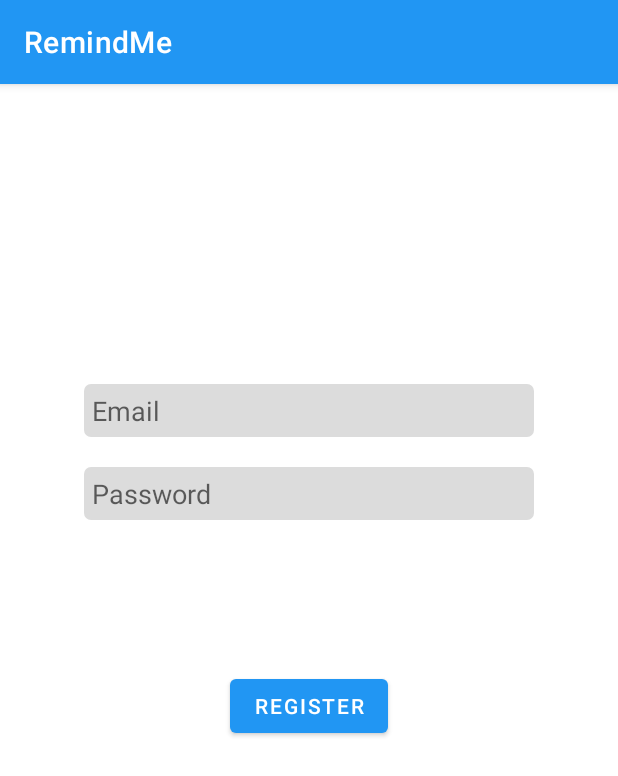
After one commit to binkang666/RemindMed, an Android app: the RegisterActivity screen opened directly, with no data from a screen before it, on a phone screen of 412 x 824 dp. The commit adds this screen. Shown: the top 776 px of the screen. Run offline under Robolectric (Android 15) with nearby library versions, the phone set to English and light mode, and no system bars; our stand-ins replace Firebase (no records; nobody signed in at launch, a user with empty details on screens opened directly).

Commit message:
added firebase auth and Login&register Activity

```diff
--- a/app/build.gradle
+++ b/app/build.gradle
@@ -42,6 +42,7 @@ dependencies {
     implementation 'androidx.navigation:navigation-ui:2.3.5'
     implementation platform('com.google.firebase:firebase-bom:28.4.0')
     implementation 'com.google.firebase:firebase-analytics'
+    implementation 'com.google.firebase:firebase-auth:21.0.1'
     testImplementation 'junit:junit:4.13.2'
     androidTestImplementation 'androidx.test.ext:junit:1.1.3'
     androidTestImplementation 'androidx.test.espresso:espresso-core:3.4.0'
--- /dev/null
+++ b/app/src/main/java/com/example/cecs491project/ui/login/RegisterActivity.java
@@ -0,0 +1,96 @@
+package com.example.cecs491project.ui.login;
+
+import androidx.annotation.NonNull;
+import androidx.appcompat.app.AppCompatActivity;
+
+import android.content.Intent;
+import android.os.Bundle;
+import android.text.TextUtils;
+import android.util.Patterns;
+import android.view.View;
+import android.widget.Button;
+import android.widget.EditText;
+import android.widget.Toast;
+
+import com.example.cecs491project.MainActivity;
+import com.example.cecs491project.R;
+import com.google.android.gms.tasks.OnCompleteListener;
+import com.google.android.gms.tasks.Task;
+import com.google.firebase.auth.AuthResult;
+import com.google.firebase.auth.FirebaseAuth;
+
+import java.util.regex.Pattern;
+
+public class RegisterActivity extends AppCompatActivity {
+
+    final String PASSWORD_PATTERN = "((?=.*[a-z])(?=.*\\d)(?=.*[A-Z])(?=.*[@#$%!]).{4,20})";
+    Pattern pattern = Pattern.compile(PASSWORD_PATTERN);
+    private EditText email;
+    private EditText password;
+    private Button register;
+
+    private FirebaseAuth auth;
+
+    @Override
+    protected void onCreate(Bundle savedInstanceState) {
+        super.onCreate(savedInstanceState);
+        setContentView(R.layout.activity_register);
+
+        email = findViewById(R.id.email);
+        password = findViewById(R.id.password);
+        register = findViewById(R.id.register);
+        auth = FirebaseAuth.getInstance();
+
+        register.setOnClickListener(view -> {
+                if(validateEmail() && validatePassword()){
+                    String email_str = email.getText().toString();
+                    String password_str = password.getText().toString();
+                    registerUser(email_str,password_str);
+                }
+            });
+    }
+
+    private boolean validateEmail(){
+        String email_str = email.getText().toString();
+        if(TextUtils.isEmpty(email_str)){
+            email.setError("Email cannot be empty");
+            return false;
+        } else if (!Patterns.EMAIL_ADDRESS.matcher(email_str).matches()) {
+            email.setError("Please enter a valid email address");
+            return false;
+        }
+        else{
+            email.setError(null);
+            return true;
+        }
+    }
+
+    private boolean validatePassword() {
+        String password_str = password.getText().toString();
+
+        if (TextUtils.isEmpty(password_str)) {
+            password.setError("Field can't be empty");
+            return false;
+        }
+        if (!pattern.matcher(password_str).matches()) {
+            password.setError("Password too weak");
+            return false;
+        }
+        password.setError(null);
+        return true;
+
+    }
+
+    private void registerUser(String email, String password){
+        auth.createUserWithEmailAndPassword(email,password).addOnCompleteListener(RegisterActivity.this, task -> {
+            if(task.isSuccessful()){
+                Toast.makeText(RegisterActivity.this, "Register Successful", Toast.LENGTH_LONG).show();
+                startActivity(new Intent(RegisterActivity.this, MainActivity.class));
+                finish();
+            }
+            else{
+                Toast.makeText(RegisterActivity.this, "Register Failed", Toast.LENGTH_LONG).show();
+            }
+        });
+    }
+}
--- /dev/null
+++ b/app/src/main/res/drawable/stroke_box.xml
@@ -0,0 +1,12 @@
+<shape
+    xmlns:android="http://schemas.android.com/apk/res/android"
+    android:shape="rectangle">
+
+    <stroke
+        android:width="1.5dp"
+        android:color="@android:color/darker_gray" />
+
+    <corners
+        android:radius="4dp" />
+
+</shape>
--- /dev/null
+++ b/app/src/main/res/layout/activity_register.xml
@@ -0,0 +1,48 @@
+<?xml version="1.0" encoding="utf-8"?>
+<RelativeLayout xmlns:android="http://schemas.android.com/apk/res/android"
+    xmlns:tools="http://schemas.android.com/tools"
+    android:layout_width="match_parent"
+    android:layout_height="match_parent"
+    tools:context=".ui.login.RegisterActivity">
+
+    <EditText
+        android:id="@+id/email"
+        android:layout_width="300dp"
+        android:layout_height="wrap_content"
+        android:layout_marginTop="200dp"
+        android:layout_centerHorizontal="true"
+        android:background="@drawable/stroke_box"
+        android:backgroundTint="@color/gainsboro"
+        android:ellipsize="end"
+        android:hint="@string/email"
+        android:padding="5dp"
+        android:inputType="textEmailAddress"
+        android:autofillHints="emailAddress"
+        android:singleLine="true" />
+
+    <EditText
+        android:layout_width="300dp"
+        android:layout_height="wrap_content"
+        android:hint="@string/password"
+        android:id="@+id/password"
+        android:layout_below="@+id/email"
+        android:layout_marginTop="20dp"
+        android:layout_centerHorizontal="true"
+        android:ellipsize="end"
+        android:background="@drawable/stroke_box"
+        android:backgroundTint="@color/gainsboro"
+        android:padding="5dp"
+        android:inputType="textPassword"
+        android:autofillHints="password"
+        android:singleLine="true" />
+
+    <Button
+        android:id="@+id/register"
+        android:layout_width="wrap_content"
+        android:layout_height="wrap_content"
+        android:layout_below="@+id/password"
+        android:layout_marginTop="100dp"
+        android:text="@string/register"
+        android:layout_centerHorizontal="true"/>
+
+</RelativeLayout>
--- a/app/src/main/res/values/colors.xml
+++ b/app/src/main/res/values/colors.xml
@@ -11,4 +11,9 @@
     <color name="colorAccent">#03A9F4</color>
     <color name="colorPrimaryDark">#1976D2</color>
     <color name="clickFeedback">#CFD8DC</color>
+    <color name="darkGray">#A9A9A9</color>
+    <color name="gainsboro">#DCDCDC</color>
+    <color name="dimGray">#696969</color>
+    <color name="gray">#808080</color>
+
 </resources>
--- a/app/src/main/res/values/strings.xml
+++ b/app/src/main/res/values/strings.xml
@@ -18,4 +18,9 @@
     <string name="sort_pillCount">Pill count from lowest to highest</string>
     <string name="sort_dosage">Dosage from lowest to strongest</string>
     <string name="sort_reffilCount">Refill Count from lowest to highest</string>
+    <string name="register">register</string>
+    <string name="login">login</string>
+    <string name="email">Email</string>
+    <string name="password">Password</string>
+    <string name="forgot_password">Forgot password?</string>
 </resources>
```
Also changed, not shown: app/src/main/AndroidManifest.xml (+9 -2 lines), app/src/main/java/com/example/cecs491project/ui/login/LoginActivity.java (added, +57 -0 lines), app/src/main/res/layout/activity_login.xml (added, +72 -0 lines).
